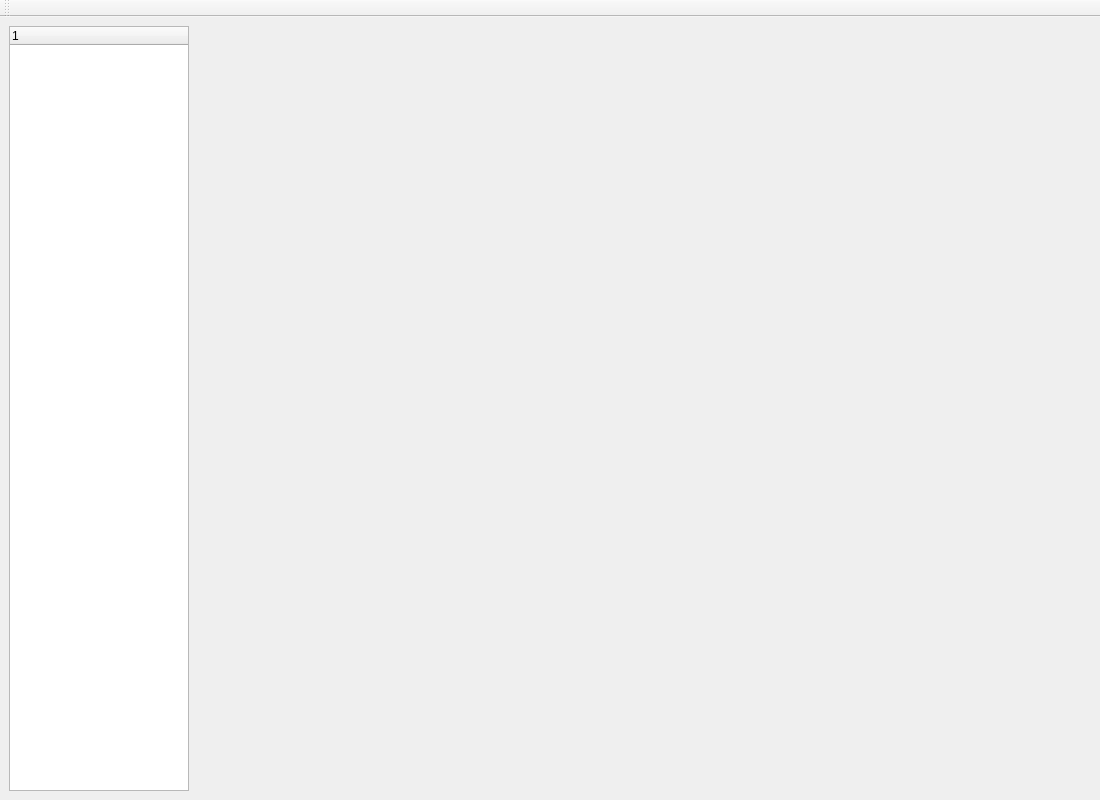
First picture: the form in EvoJoint/EvoJoint Studio/EvoJoint/MainWindow.ui, repository fengbaochun/softwareToolBox, before the edit.
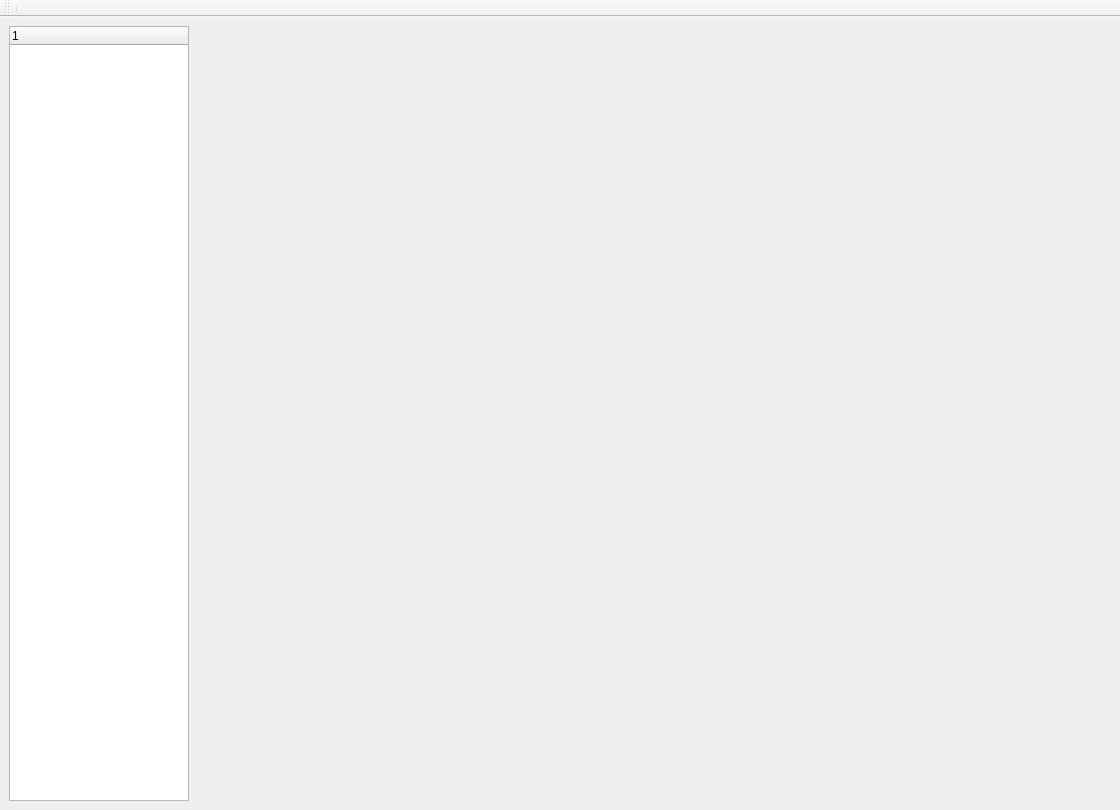
Second picture: the form after the edit. Icons and pictures are not drawn.

```diff
--- a/EvoJoint/EvoJoint Studio/EvoJoint/MainWindow.ui
+++ b/EvoJoint/EvoJoint Studio/EvoJoint/MainWindow.ui
@@ -6,14 +6,14 @@
    <rect>
     <x>0</x>
     <y>0</y>
-    <width>1100</width>
-    <height>800</height>
+    <width>1120</width>
+    <height>810</height>
    </rect>
   </property>
   <property name="minimumSize">
    <size>
-    <width>1100</width>
-    <height>800</height>
+    <width>1120</width>
+    <height>810</height>
    </size>
   </property>
   <property name="windowTitle">
@@ -46,9 +46,58 @@
      </widget>
     </item>
     <item>
-     <widget class="QStackedWidget" name="stackedWidget">
-      <widget class="QWidget" name="page"/>
-      <widget class="QWidget" name="page_2"/>
+     <layout class="QVBoxLayout" name="verticalLayout">
+      <property name="spacing">
+       <number>0</number>
+      </property>
+      <item>
+       <widget class="QStackedWidget" name="stackedWidget">
+        <property name="minimumSize">
+         <size>
+          <width>680</width>
+          <height>630</height>
+         </size>
+        </property>
+        <widget class="QWidget" name="oscliPage"/>
+        <widget class="QWidget" name="page"/>
+       </widget>
+      </item>
+      <item>
+       <widget class="QStackedWidget" name="debugStackedWidget">
+        <property name="minimumSize">
+         <size>
+          <width>0</width>
+          <height>120</height>
+         </size>
+        </property>
+        <property name="maximumSize">
+         <size>
+          <width>16777215</width>
+          <height>120</height>
+         </size>
+        </property>
+        <widget class="QWidget" name="page_6"/>
+        <widget class="QWidget" name="page_7"/>
+       </widget>
+      </item>
+     </layout>
+    </item>
+    <item>
+     <widget class="QStackedWidget" name="operateStacketWidget">
+      <property name="minimumSize">
+       <size>
+        <width>200</width>
+        <height>0</height>
+       </size>
+      </property>
+      <property name="maximumSize">
+       <size>
+        <width>130</width>
+        <height>16777215</height>
+       </size>
+      </property>
+      <widget class="QWidget" name="page_3"/>
+      <widget class="QWidget" name="page_4"/>
      </widget>
     </item>
    </layout>
@@ -73,6 +122,7 @@
    <attribute name="toolBarBreak">
     <bool>false</bool>
    </attribute>
+   <addaction name="separator"/>
   </widget>
  </widget>
  <resources/>
```
Left out of the diff: 23 changed lines with no effect on the pictures.
